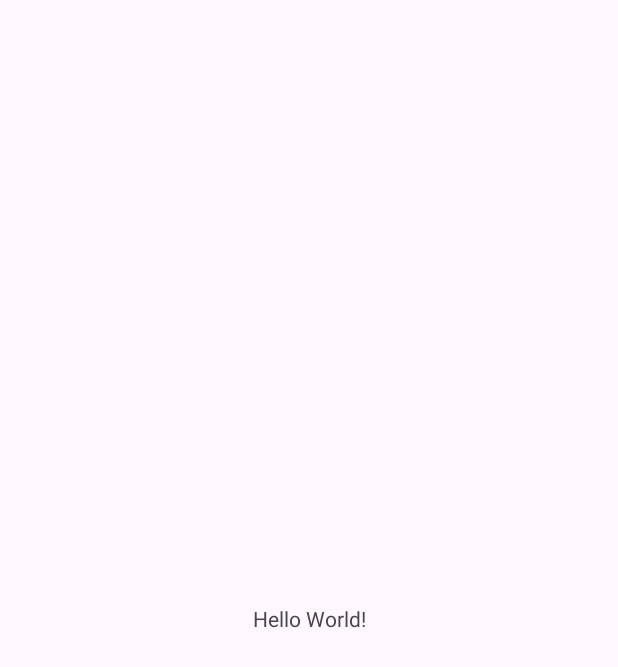
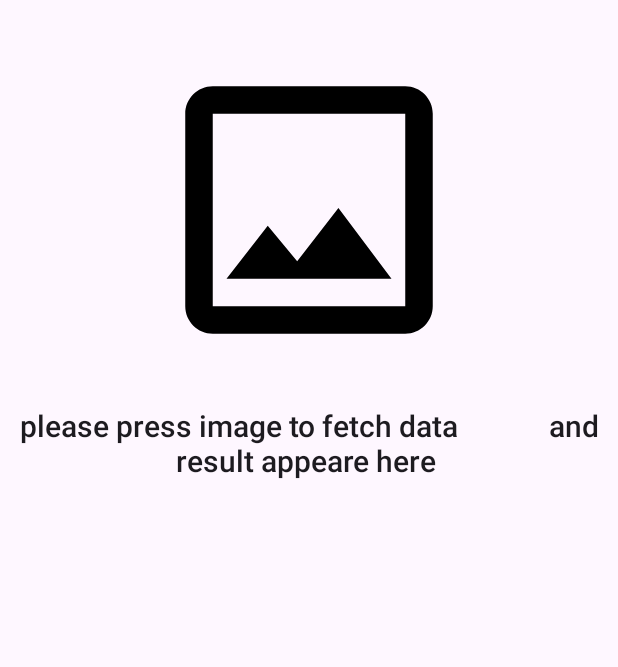
Before and after one commit to Mohamedragabali/extract-text-from-image-, an Android app: the screen it shows after launch (MainActivity), on a phone screen of 412 x 824 dp. Before the commit the part shown is almost empty. Shown: the top 667 px of the screen. Run offline under Robolectric (Android 15) with nearby library versions, the phone set to English and light mode, and no system bars.

Commit message:
feat:create new design

```diff
--- a/app/src/main/res/layout/activity_main.xml
+++ b/app/src/main/res/layout/activity_main.xml
@@ -7,13 +7,49 @@
     android:layout_height="match_parent"
     tools:context=".MainActivity">
 
-    <TextView
-        android:layout_width="wrap_content"
-        android:layout_height="wrap_content"
-        android:text="Hello World!"
-        app:layout_constraintBottom_toBottomOf="parent"
+    <ImageView
+        android:id="@+id/imgView"
+        android:layout_width="match_parent"
+        android:layout_height="220dp"
+        android:layout_marginTop="30dp"
+        android:contentDescription="@string/app_name"
+        android:src="@drawable/ic_image"
+        app:layout_constraintBottom_toTopOf="@id/scrollView"
         app:layout_constraintEnd_toEndOf="parent"
         app:layout_constraintStart_toStartOf="parent"
         app:layout_constraintTop_toTopOf="parent" />
 
+    <ScrollView
+        android:id="@+id/scrollView"
+        android:layout_width="match_parent"
+        android:layout_height="0dp"
+        android:layout_marginTop="10dp"
+        app:layout_constraintBottom_toBottomOf="parent"
+        app:layout_constraintTop_toBottomOf="@+id/imgView">
+
+        <TextView
+            android:id="@+id/tvText"
+            style="@style/TextAppearance.AppCompat.Body2"
+            android:layout_width="match_parent"
+            android:layout_height="wrap_content"
+            android:gravity="center"
+            android:padding="10dp"
+            android:text="please press image to fetch data
+            and result appeare here "
+            android:textSize="20sp" />
+
+    </ScrollView>
+
+    <ProgressBar
+        android:id="@+id/progressBar"
+        android:layout_width="wrap_content"
+        android:layout_height="wrap_content"
+        android:visibility="gone"
+        app:layout_constraintBottom_toBottomOf="parent"
+        app:layout_constraintEnd_toEndOf="parent"
+        app:layout_constraintHorizontal_bias="0.5"
+        app:layout_constraintStart_toStartOf="parent"
+        app:layout_constraintTop_toTopOf="parent" />
+
+
 </androidx.constraintlayout.widget.ConstraintLayout>
```
